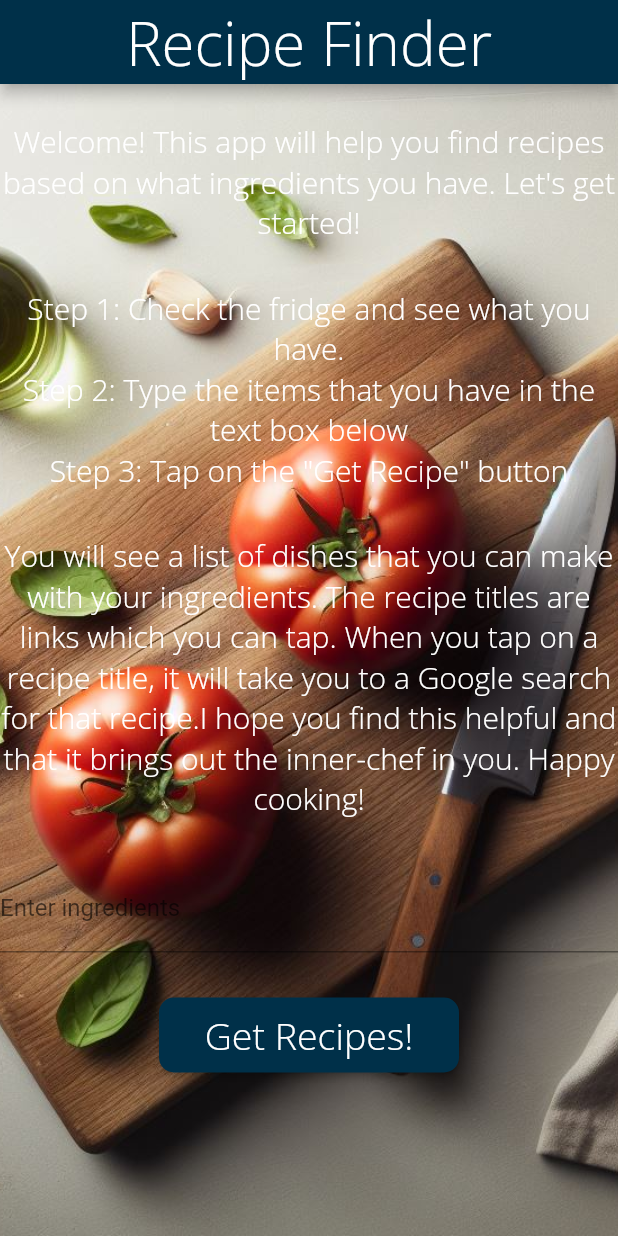
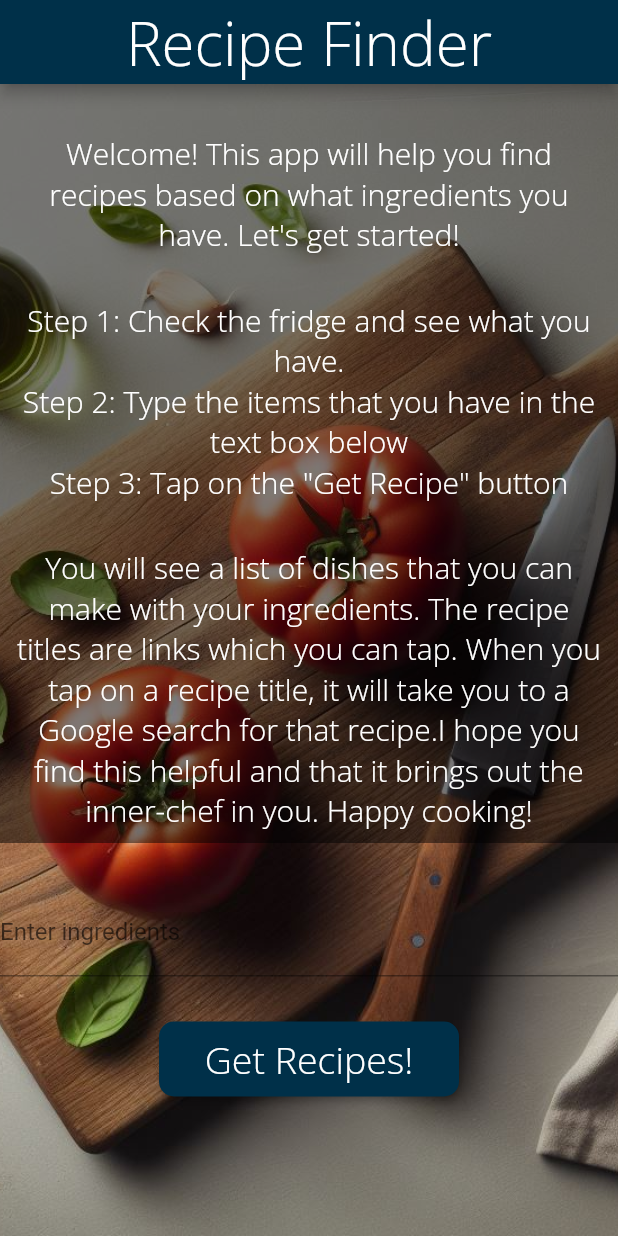
Before and after one commit to dvasquez08/recipe-mobile-app, a Flutter app: the screen it shows after launch, on a phone screen of 412 x 824 dp. Run offline on Flutter 3.47's test engine with Material 2 defaults, Android fonts, the phone set to English and light mode, and no system bars; our stand-ins replace google_fonts.

Commit message:
Added more styling for the app

```diff
--- a/lib/homepage.dart
+++ b/lib/homepage.dart
@@ -52,11 +52,14 @@ class _homepageState extends State<homepage> {
         body: Container(
           decoration: const BoxDecoration(
               image: DecorationImage(
-                  image: AssetImage('assets/bg1.jpg'), fit: BoxFit.cover)),
+                  image: AssetImage('assets/bg1.jpg'),
+                  fit: BoxFit.cover)),
           child: ListView(
             children: [
               Container(
+                decoration: BoxDecoration(color: Color.fromRGBO(0, 0, 0, 0.5)),
                 alignment: Alignment.center,
+                padding: EdgeInsets.only(left: 10.0, right: 10.0, top: 8.0, bottom: 8.0),
                 child: const Column(
                   children: [
                     SizedBox(height: 25.0),
```
Also changed, not shown: lib/recipes.dart (+19 -8 lines).
